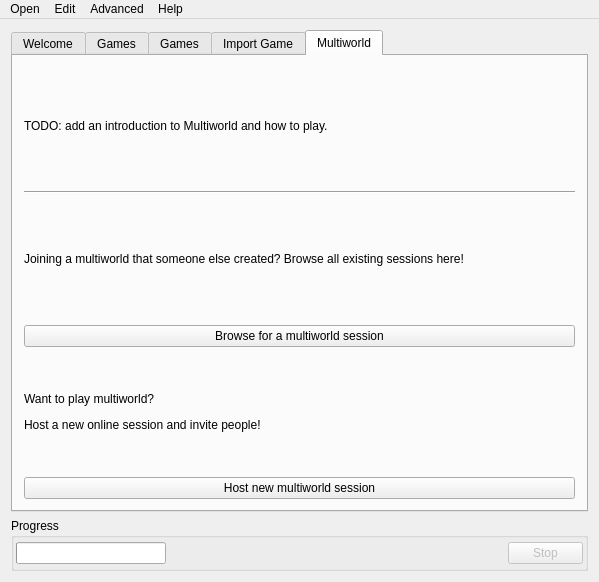
Above: randovania/gui/ui_files/main_window.ui from randovania/randovania before the change. Below: the same form after it.
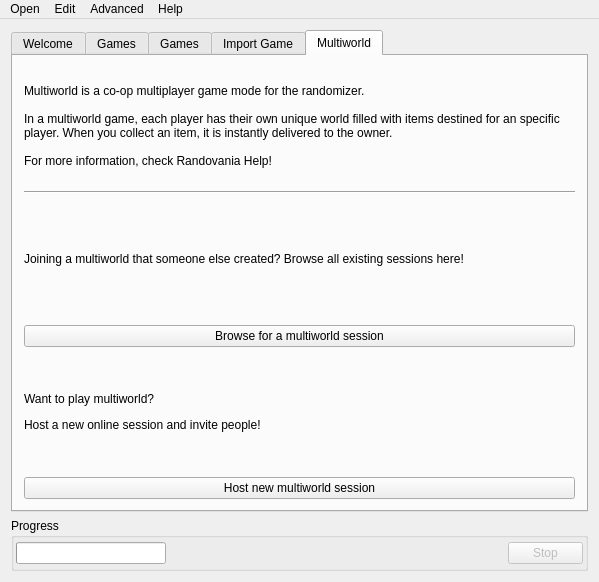
That is the form after the change. The open tabs and pages were chosen to show the change. Custom widgets are drawn as their Qt base class.

Commit message: improve formatting of multiworld help, and mention it in the multi tab

```diff
--- a/randovania/gui/ui_files/main_window.ui
+++ b/randovania/gui/ui_files/main_window.ui
@@ -300,7 +300,17 @@
         <item>
          <widget class="QLabel" name="multiworld_intro_label">
           <property name="text">
-           <string>&lt;html&gt;&lt;head/&gt;&lt;body&gt;&lt;p&gt;TODO: add an introduction to Multiworld and how to play.&lt;/p&gt;&lt;/body&gt;&lt;/html&gt;</string>
+           <string>Multiworld is a co-op multiplayer game mode for the randomizer.
+
+In a multiworld game, each player has their own unique world filled with items destined for an specific player. When you collect an item, it is instantly delivered to the owner.
+
+For more information, check Randovania Help!</string>
+          </property>
+          <property name="textFormat">
+           <enum>Qt::MarkdownText</enum>
+          </property>
+          <property name="wordWrap">
+           <bool>true</bool>
           </property>
          </widget>
         </item>
```
Left out of the diff: 4 changed lines with no effect on the pictures. The commit also changes 1 other file.
